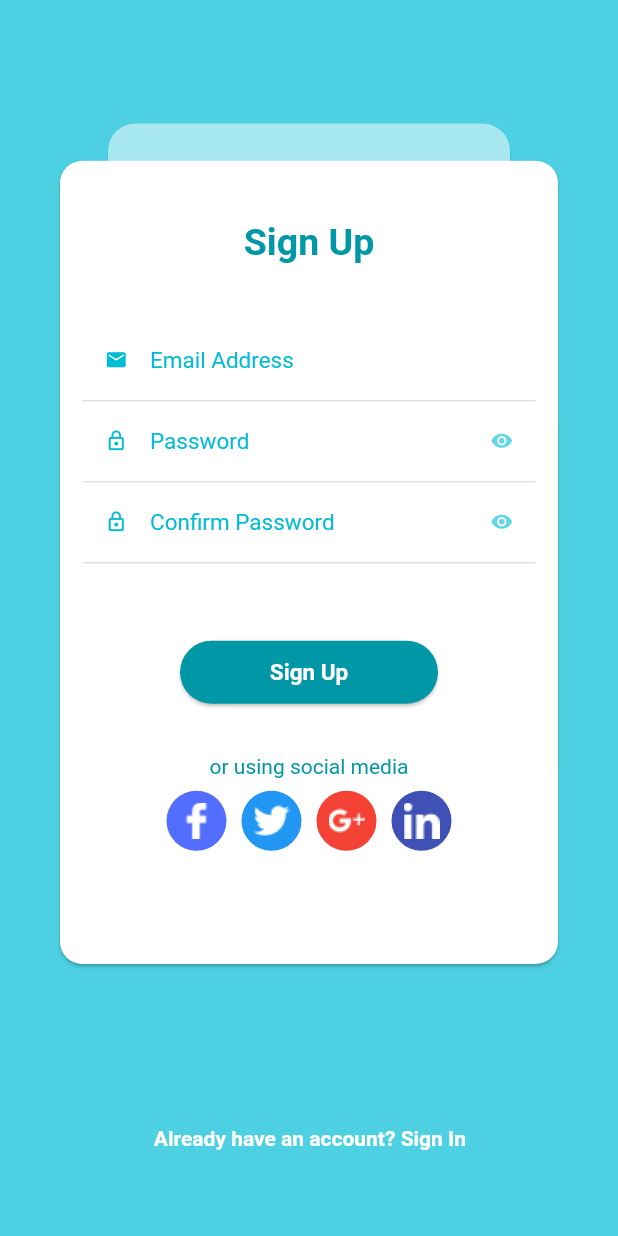
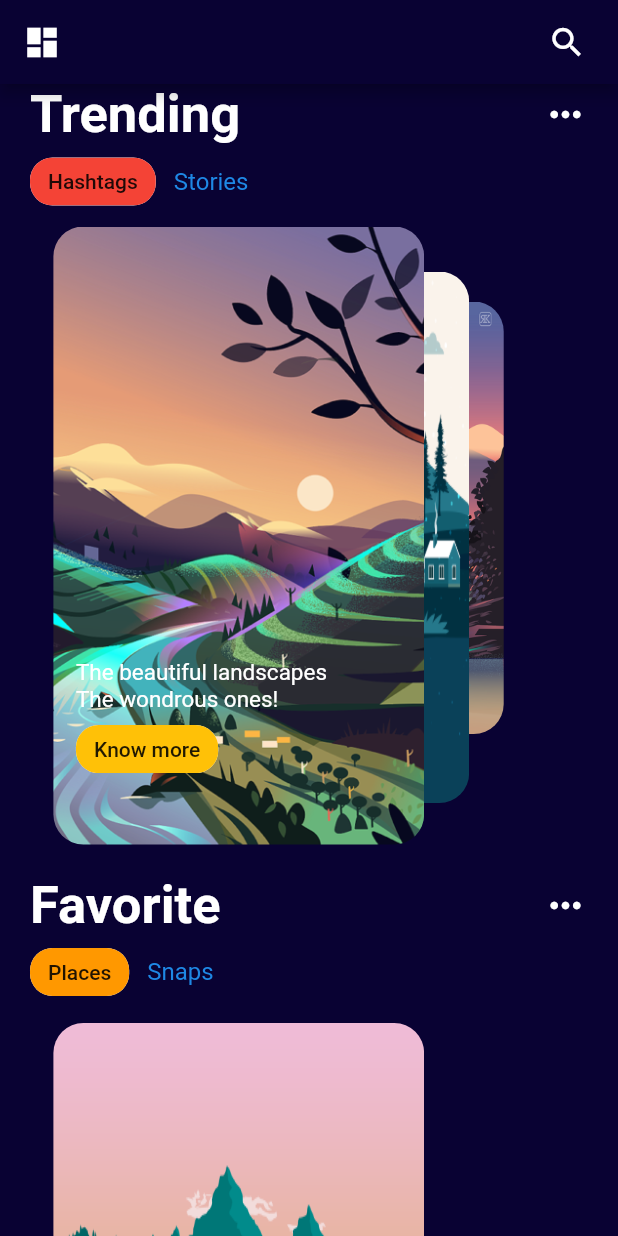
Before and after one commit to Sakshi9-desig/dummy_amazon_login_ui, a Flutter app: the screen it shows after launch, on a phone screen of 412 x 824 dp. Run offline on Flutter 3.47's test engine with Material 2 defaults, Android fonts, the phone set to English and light mode, and no system bars.

Commit message:
Stacked photos UI

```diff
--- a/lib/another_ui_2.dart
+++ b/lib/another_ui_2.dart
@@ -12,8 +12,8 @@ class _SignPanelState extends State<SignPanel> {
     Size size= MediaQuery.of(context).size;
     Orientation orientation = MediaQuery.of(context).orientation;
 
-    return orientation== Orientation.landscape ? Scaffold(body: Center(child:  Text("Landscape mode not available yet!"),)) :
-     SafeArea(
+    //return orientation== Orientation.landscape ? Scaffold(body: Center(child:  Text("Landscape mode not available yet!"),)) :
+     return SafeArea(
       child: Scaffold(
         backgroundColor: Colors.cyan.shade300,
         body:
--- a/lib/main.dart
+++ b/lib/main.dart
@@ -8,6 +8,7 @@ import 'package:flutter_mera_app/another_ui_2.dart';
 import 'package:flutter_mera_app/login.dart';
 import 'package:flutter_mera_app/ribbon.dart';
 import 'package:flutter_mera_app/stack_try.dart';
+import 'package:flutter_mera_app/stacked_ui.dart';
 
 void main() => runApp(MyApp());
 
@@ -20,7 +21,8 @@ class MyApp extends StatelessWidget {
       theme: ThemeData(
         primarySwatch: Colors.blue,
       ),
-      home: SignPanel()
+      home: SomethingNew()
+      //home: SignPanel()
       //home: Buystuff()
     );
   }
--- /dev/null
+++ b/lib/stacked_ui.dart
@@ -0,0 +1,217 @@
+import 'package:flutter/material.dart';
+
+class SomethingNew extends StatefulWidget {
+  @override
+  _SomethingNewState createState() => _SomethingNewState();
+}
+
+class _SomethingNewState extends State<SomethingNew> {
+  @override
+  Widget build(BuildContext context) {
+    Size size = MediaQuery.of(context).size;
+    return Scaffold(
+      backgroundColor: Color(0xff090233),
+      appBar: AppBar(
+        backgroundColor: Color(0xff090233),
+        leading: Icon(
+          Icons.dashboard,
+          size: 26.0,
+          color: Colors.white,
+        ),
+        actions: <Widget>[
+          Spacer(),
+          Padding(
+            padding: const EdgeInsets.only(right: 10.0),
+            child: IconButton(
+              onPressed: (() {}),
+              icon: Icon(
+                Icons.search,
+                color: Colors.white,
+                size: 26.0,
+              ),
+            ),
+          ),
+        ],
+      ),
+      body: ListView(
+        children: <Widget>[
+          Column(
+            children: <Widget>[
+              Padding(
+                padding: const EdgeInsets.symmetric(horizontal: 20.0),
+                child: Row(
+                  children: <Widget>[
+                    Text('Trending',
+                        style: TextStyle(
+                            fontSize: 35.0,
+                            fontWeight: FontWeight.bold,
+                            color: Colors.white)),
+                    Spacer(),
+                    Icon(
+                      Icons.more_horiz,
+                      color: Colors.white,
+                      size: 30.0,
+                    ),
+                  ],
+                ),
+              ),
+              Padding(
+                padding: const EdgeInsets.symmetric(horizontal: 20.0),
+                child: Row(
+                  children: <Widget>[
+                    Chip(
+                      label: Text('Hashtags'),
+                      backgroundColor: Colors.red,
+                      shape: RoundedRectangleBorder(
+                          borderRadius: BorderRadius.circular(15.0)),
+                    ),
+                    SizedBox(
+                      width: 12.0,
+                    ),
+                    Text('Stories',
+                        style:
+                            TextStyle(color: Colors.blue.shade600, fontSize: 16.0))
+                  ],
+                ),
+              ),
+              SizedBox(
+                height: 6.0,
+              ),
+              Container(
+                height: size.height * 0.5,
+                width: size.width*0.9,
+                child: Stack(
+                  children: <Widget>[
+
+                    Positioned(
+                      left: 68,
+                      top: 50,
+                      child: ClipRRect(
+                          borderRadius: BorderRadius.circular(20),
+                          child: Image.asset(
+                            'assets/five.png',
+                            fit: BoxFit.fill,
+                            height: size.height * 0.35 ,
+                            width: size.width * 0.60,
+                          )),
+                    ),
+
+                    Positioned(
+                      left: 45,
+                      top: 30,
+                      child: ClipRRect(
+                          borderRadius: BorderRadius.circular(20),
+                          child: Image.asset(
+                            'assets/two.png',
+                            fit: BoxFit.fill,
+                            height: size.height * 0.43 ,
+                            width: size.width * 0.60,
+                          )),
+                    ),
+                    Positioned(
+                      left: 15,
+                      child: ClipRRect(
+                          borderRadius: BorderRadius.circular(20),
+                          child: Image.asset(
+                            'assets/one.png',
+                            fit: BoxFit.cover,
+                            height: size.height * 0.50,
+                            width: size.width * 0.60,
+                          )),
+                    ),
+                    Positioned(
+                      left: 30,
+                      top: size.height * 0.35,
+                      child: Column(
+                        mainAxisSize: MainAxisSize.min,
+                        crossAxisAlignment: CrossAxisAlignment.start,
+                        children: <Widget>[
+                          Text("The beautiful landscapes", style: TextStyle(color: Colors.white, fontSize: 15, ), ),
+                          Text("The wondrous ones!", style: TextStyle(color: Colors.white, fontSize: 15, ), ),
+                          Chip(
+                            label: Text('Know more'),
+                            backgroundColor: Colors.amber,
+                            shape: RoundedRectangleBorder(
+                                borderRadius: BorderRadius.circular(15.0)),
+                          ),
+
+                        ],
+                      ),
+                    )
+                  ],
+                ),
+              ),
+
+              SizedBox(
+                height: 20.0,
+              ),
+
+              Padding(
+                padding: const EdgeInsets.symmetric(horizontal: 20.0),
+                child: Row(
+                  children: <Widget>[
+                    Text('Favorite',
+                        style: TextStyle(
+                            fontSize: 35.0,
+                            fontWeight: FontWeight.bold,
+                            color: Colors.white)),
+                    Spacer(),
+                    Icon(
+                      Icons.more_horiz,
+                      color: Colors.white,
+                      size: 30.0,
+                    ),
+                  ],
+                ),
+              ),
+              Padding(
+                padding: const EdgeInsets.symmetric(horizontal: 20.0),
+                child: Row(
+                  children: <Widget>[
+                    Chip(
+                      label: Text('Places'),
+                      backgroundColor: Colors.orange,
+                      shape: RoundedRectangleBorder(
+                          borderRadius: BorderRadius.circular(15.0)),
+                    ),
+                    SizedBox(
+                      width: 12.0,
+                    ),
+                    Text('Snaps',
+                        style:
+                        TextStyle(color: Colors.blue.shade600, fontSize: 16.0))
+                  ],
+                ),
+              ),
+
+              Container(
+                height: size.height * 0.5,
+                width: size.width*0.9,
+                child: Stack(
+                  children: <Widget>[
+                    Positioned(
+                      left: 15,
+                      top: 10,
+                      child: ClipRRect(
+                          borderRadius: BorderRadius.circular(20),
+                          child: Image.asset(
+                            'assets/four.png',
+                            fit: BoxFit.fill,
+                            height: size.height * 0.35 ,
+                            width: size.width * 0.60,
+                          )),
+                    ),
+                  ],
+                ),
+
+              ),
+
+
+            ],
+          ),
+        ],
+      ),
+
+    );
+  }
+}
--- a/pubspec.yaml
+++ b/pubspec.yaml
@@ -48,6 +48,10 @@ flutter:
     - assets/google_plus.png
     - assets/linkedin.png
     - assets/twitter.png
+    - assets/one.png
+    - assets/two.png
+    - assets/four.png
+    - assets/five.png
   #  - images/a_dot_ham.jpeg
 
   # An image asset can refer to one or more resolution-specific "variants", see
```
Also changed, not shown: assets/five.png (added), assets/four.png (added), assets/one.png (added), assets/three.jpg (added), assets/two.png (added), 1 other file.
